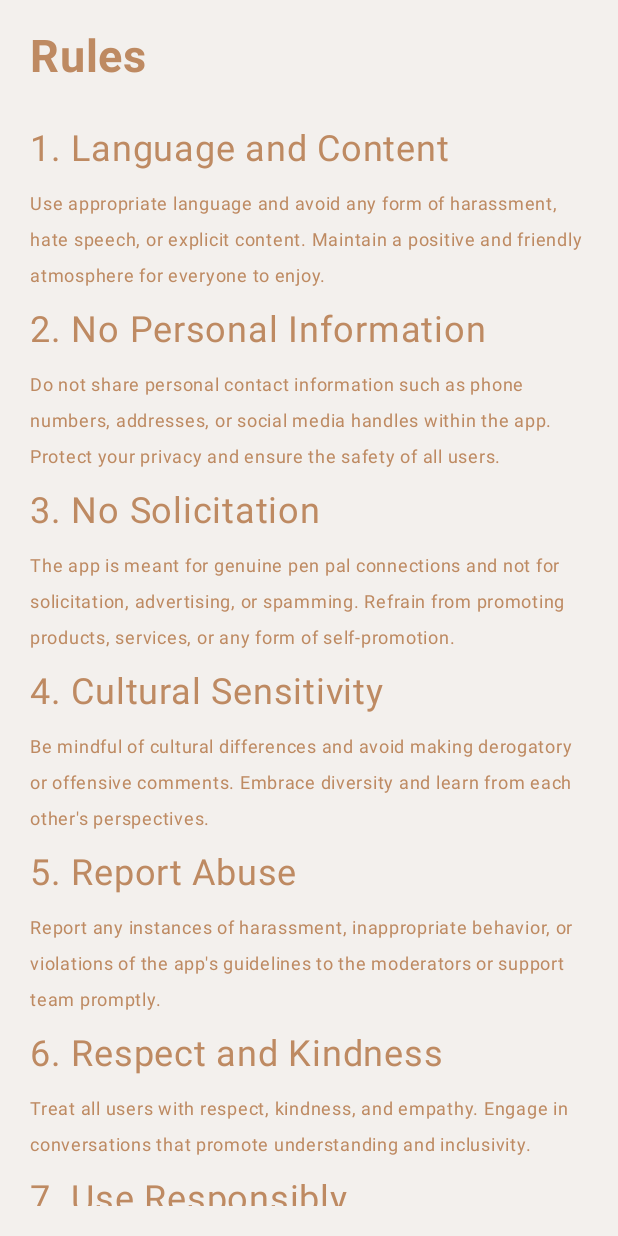
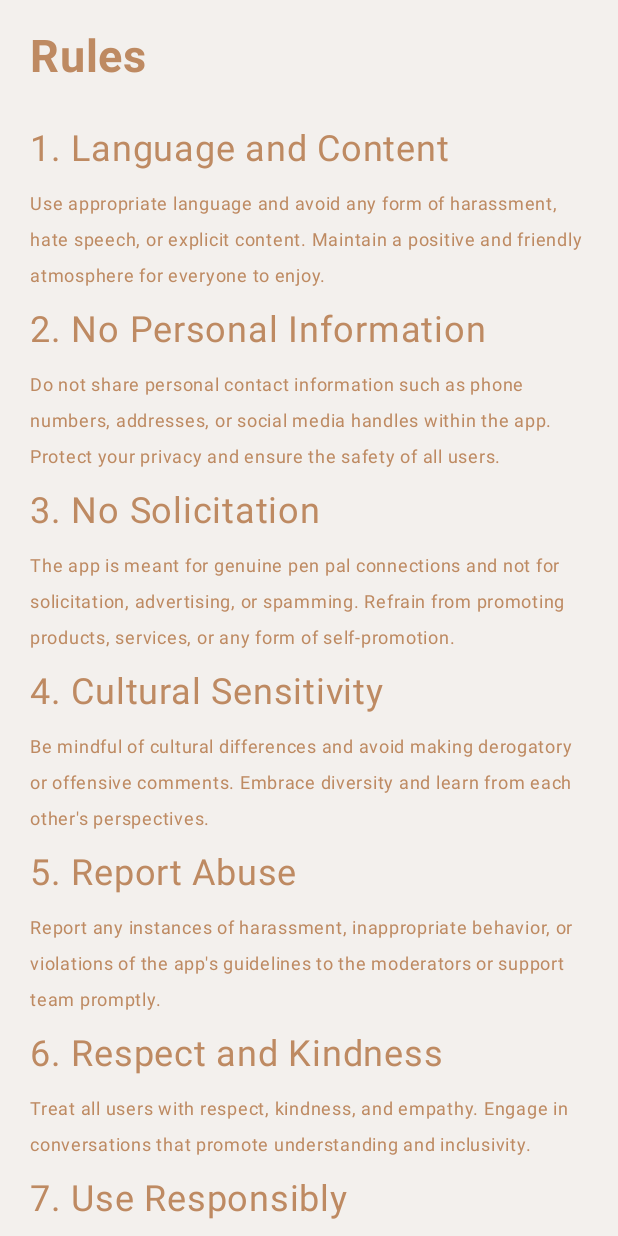
Before and after one commit to jpak1203/tegami, an Android app built with Jetpack Compose: the RulesScreen screen opened through its navigation route, on a phone screen of 412 x 824 dp. Run offline under Robolectric (Android 15) with nearby library versions, the light colour scheme and no system bars; our stand-ins replace Dagger/Hilt's generated code, Firebase (no records; nobody signed in at launch, a user with empty details on screens opened directly), accompanist.

Commit message:
fix rules + theme switch

```diff
--- a/app/src/main/java/com/jpakku/tegami/activities/MainActivity.kt
+++ b/app/src/main/java/com/jpakku/tegami/activities/MainActivity.kt
@@ -42,6 +42,7 @@ class MainActivity : ComponentActivity() {
 
         setContent {
             val theme = dataStoreUtil.getTheme(systemTheme).collectAsState(initial = systemTheme)
+            viewModel.setTheme(theme.value)
 
             TegamiTheme(darkTheme = theme.value) {
 
--- a/app/src/main/java/com/jpakku/tegami/ui/rules/RulesScreen.kt
+++ b/app/src/main/java/com/jpakku/tegami/ui/rules/RulesScreen.kt
@@ -1,6 +1,5 @@
 package com.jpakku.tegami.ui.rules
 
-import androidx.compose.foundation.layout.Box
 import androidx.compose.foundation.layout.Column
 import androidx.compose.foundation.layout.fillMaxSize
 import androidx.compose.foundation.layout.padding
@@ -10,7 +9,6 @@ import androidx.compose.material3.MaterialTheme
 import androidx.compose.material3.Surface
 import androidx.compose.material3.Text
 import androidx.compose.runtime.Composable
-import androidx.compose.ui.Alignment
 import androidx.compose.ui.Modifier
 import androidx.compose.ui.res.stringResource
 import androidx.compose.ui.text.font.FontWeight
@@ -22,7 +20,7 @@ import com.jpakku.tegami.R
 fun RulesScreen() {
 
     Column(
-        modifier = Modifier.fillMaxSize()
+        modifier = Modifier.fillMaxSize().verticalScroll(rememberScrollState())
     ) {
         Text(
             modifier = Modifier.padding(20.dp, 20.dp, 0.dp, 0.dp),
@@ -44,16 +42,7 @@ fun RulesScreenPreview() {
 
 @Composable
 fun Rules() {
-    Box(
-        contentAlignment = Alignment.Center
-    ) {
-        Column(
-            modifier = Modifier
-                .padding(20.dp)
-                .verticalScroll(rememberScrollState())
-        ) {
-
-            Column {
+    Column(modifier = Modifier.padding(20.dp)) {
         Text(
             modifier = Modifier.padding(0.dp, 10.dp),
             text = stringResource(R.string.rule_1_title),
@@ -133,5 +122,3 @@ fun Rules() {
 
     }
 }
-    }
-}
--- a/app/src/main/java/com/jpakku/tegami/ui/settings/SettingsScreen.kt
+++ b/app/src/main/java/com/jpakku/tegami/ui/settings/SettingsScreen.kt
@@ -192,7 +192,6 @@ fun AppSettings(dataStoreUtil: DataStoreUtil,
                 checked = switchState,
                 onCheckedChange = {
                     switchState = it
-
                     coroutineScope.launch {
                         dataStoreUtil.saveTheme(it)
                     }
```
Lines whose indentation alone changed are shown as unchanged.
